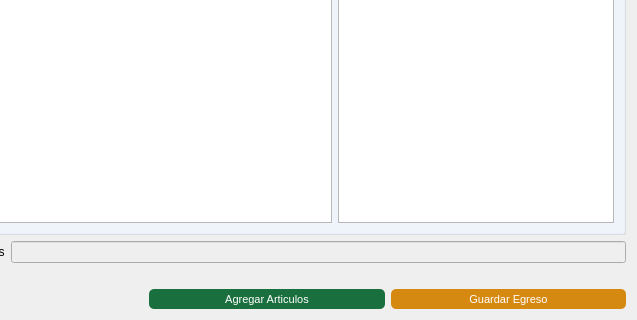
Lonaris/Corupel, file gui/egresos/egreso.ui: the form before one commit; both pictures show x 97 to 734 and y 269 to 589 of the 734 by 589 pixel window.
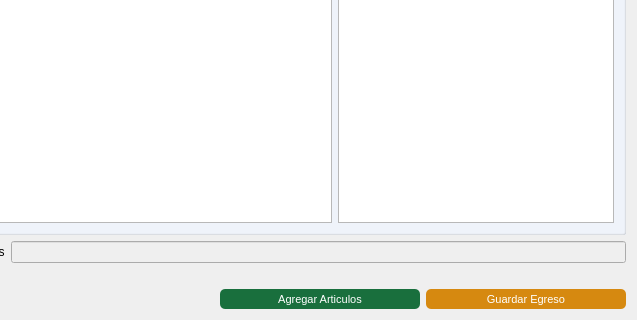
The form after the commit. Icons and pictures are not drawn.

Patch:
```diff
--- a/gui/egresos/egreso.ui
+++ b/gui/egresos/egreso.ui
@@ -222,8 +222,8 @@
          </property>
          <property name="maximumSize">
           <size>
-           <width>16777215</width>
-           <height>40</height>
+           <width>200</width>
+           <height>200</height>
           </size>
          </property>
          <property name="styleSheet">
@@ -264,8 +264,8 @@
          </property>
          <property name="maximumSize">
           <size>
-           <width>16777215</width>
-           <height>40</height>
+           <width>200</width>
+           <height>200</height>
           </size>
          </property>
          <property name="styleSheet">
```
